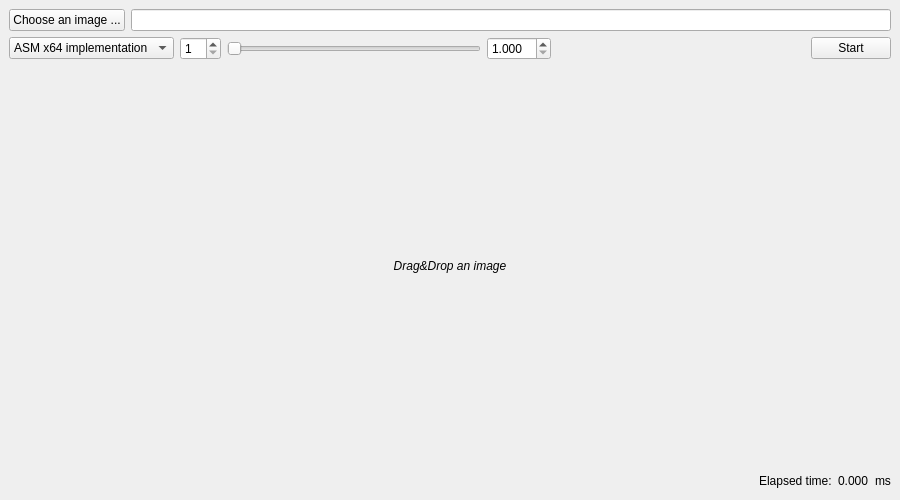
Above: src/app/MainWindow.ui from pawelrapacz/prewitt-edge-detection before the change. Below: the same form after it.
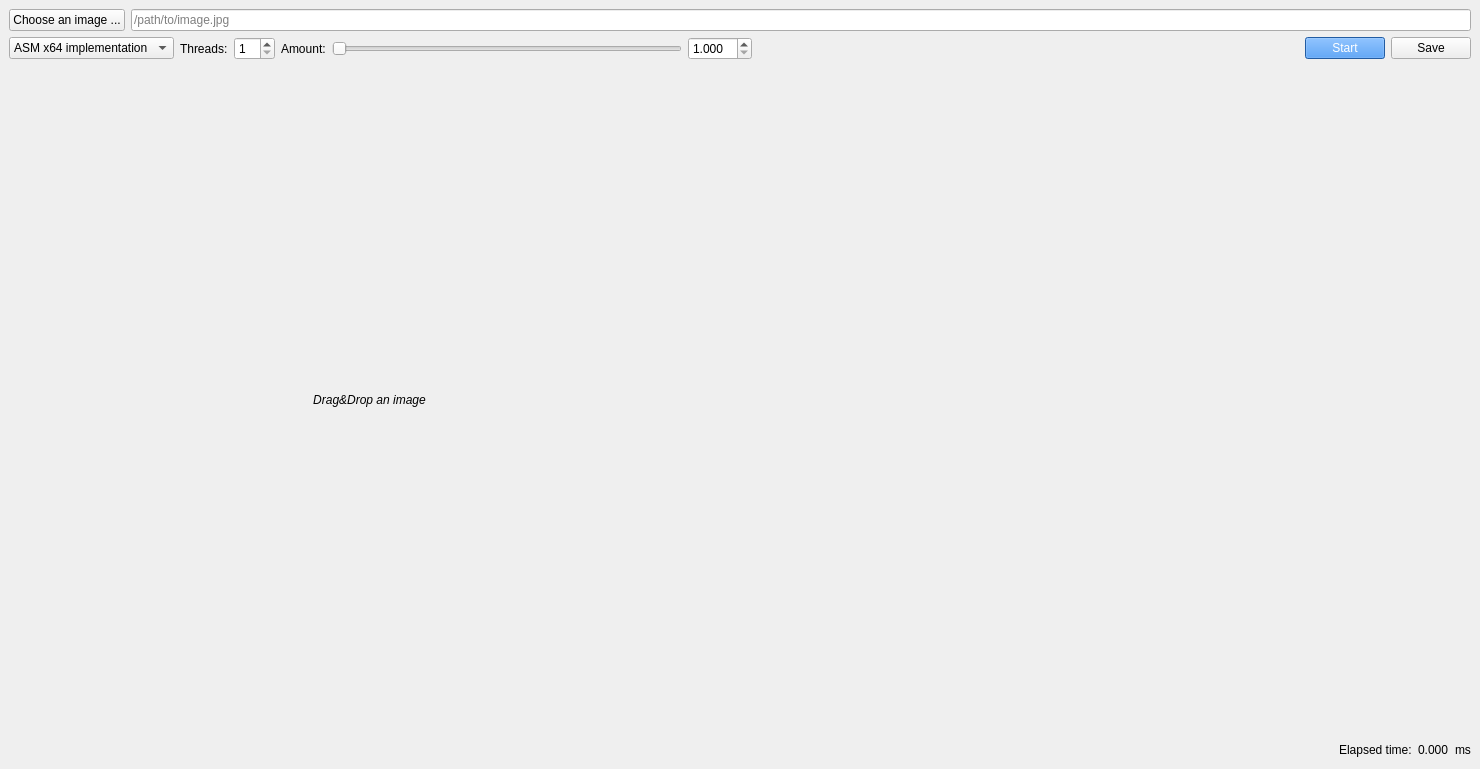
That is the form after the change. Custom widgets are drawn as their Qt base class.

Diff of the .ui file:
```diff
--- a/src/app/MainWindow.ui
+++ b/src/app/MainWindow.ui
@@ -6,8 +6,8 @@
    <rect>
     <x>0</x>
     <y>0</y>
-    <width>900</width>
-    <height>500</height>
+    <width>1480</width>
+    <height>769</height>
    </rect>
   </property>
   <property name="sizePolicy">
@@ -18,7 +18,7 @@
   </property>
   <property name="minimumSize">
    <size>
-    <width>600</width>
+    <width>800</width>
     <height>400</height>
    </size>
   </property>
@@ -46,7 +46,14 @@
        </widget>
       </item>
       <item>
-       <widget class="QLineEdit" name="pathEdit"/>
+       <widget class="QLineEdit" name="pathEdit">
+        <property name="inputMask">
+         <string/>
+        </property>
+        <property name="placeholderText">
+         <string>/path/to/image.jpg</string>
+        </property>
+       </widget>
       </item>
      </layout>
     </item>
@@ -66,15 +73,50 @@
         </item>
        </widget>
       </item>
+      <item>
+       <widget class="QLabel" name="threadCountLabel">
+        <property name="text">
+         <string>Threads:</string>
+        </property>
+       </widget>
+      </item>
       <item>
        <widget class="QSpinBox" name="threadCountBox">
         <property name="minimum">
          <number>1</number>
         </property>
+        <property name="maximum">
+         <number>64</number>
+        </property>
+       </widget>
+      </item>
+      <item>
+       <widget class="QLabel" name="amountLabel_3">
+        <property name="text">
+         <string>Amount:</string>
+        </property>
        </widget>
       </item>
       <item>
        <widget class="QSlider" name="amountSlider">
+        <property name="sizePolicy">
+         <sizepolicy hsizetype="Expanding" vsizetype="Fixed">
+          <horstretch>0</horstretch>
+          <verstretch>0</verstretch>
+         </sizepolicy>
+        </property>
+        <property name="minimumSize">
+         <size>
+          <width>100</width>
+          <height>0</height>
+         </size>
+        </property>
+        <property name="maximumSize">
+         <size>
+          <width>350</width>
+          <height>16777215</height>
+         </size>
+        </property>
         <property name="minimum">
          <number>10</number>
         </property>
@@ -84,6 +126,9 @@
         <property name="orientation">
          <enum>Qt::Orientation::Horizontal</enum>
         </property>
+        <property name="invertedAppearance">
+         <bool>false</bool>
+        </property>
        </widget>
       </item>
       <item>
@@ -117,18 +162,36 @@
       </item>
       <item>
        <widget class="QPushButton" name="startBtn">
+        <property name="styleSheet">
+         <string notr="true">QPushButton {
+	background: rgb(48, 129, 227);
+	color: white;
+}</string>
+        </property>
         <property name="text">
          <string>Start</string>
         </property>
        </widget>
       </item>
+      <item>
+       <widget class="QPushButton" name="saveBtn">
+        <property name="text">
+         <string>Save</string>
+        </property>
+       </widget>
+      </item>
      </layout>
     </item>
     <item>
-     <widget class="ImageLabel" name="imageLabel">
+     <layout class="QHBoxLayout" name="imageLayout">
+      <property name="spacing">
+       <number>20</number>
+      </property>
+      <item>
+       <widget class="ImageLabel" name="inputImageLabel">
       <property name="sizePolicy">
-       <sizepolicy hsizetype="Preferred" vsizetype="MinimumExpanding">
-        <horstretch>0</horstretch>
+         <sizepolicy hsizetype="Ignored" vsizetype="MinimumExpanding">
+          <horstretch>1</horstretch>
         <verstretch>0</verstretch>
        </sizepolicy>
       </property>
@@ -165,6 +228,27 @@
        <set>Qt::TextInteractionFlag::NoTextInteraction</set>
       </property>
      </widget>
+      </item>
+      <item>
+       <widget class="QLabel" name="resultImageLabel">
+        <property name="enabled">
+         <bool>true</bool>
+        </property>
+        <property name="sizePolicy">
+         <sizepolicy hsizetype="Ignored" vsizetype="MinimumExpanding">
+          <horstretch>1</horstretch>
+          <verstretch>0</verstretch>
+         </sizepolicy>
+        </property>
+        <property name="text">
+         <string/>
+        </property>
+        <property name="textInteractionFlags">
+         <set>Qt::TextInteractionFlag::NoTextInteraction</set>
+        </property>
+       </widget>
+      </item>
+     </layout>
     </item>
     <item>
      <layout class="QHBoxLayout" name="bottomLayout">
```
Left out of the diff: 4 changed lines with no effect on the pictures. Lines whose indentation alone changed are shown as unchanged.
